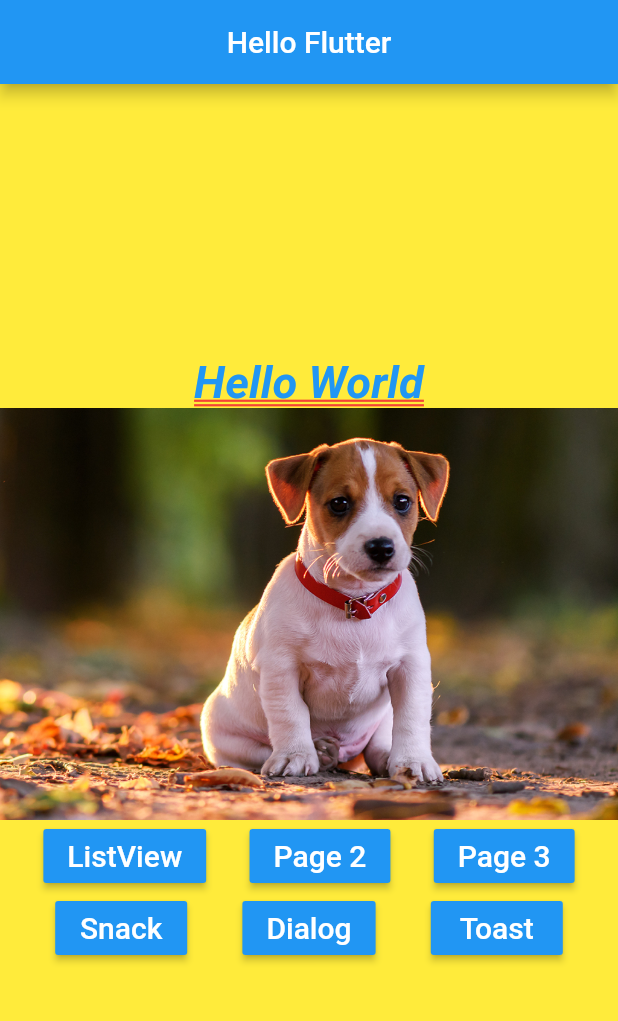
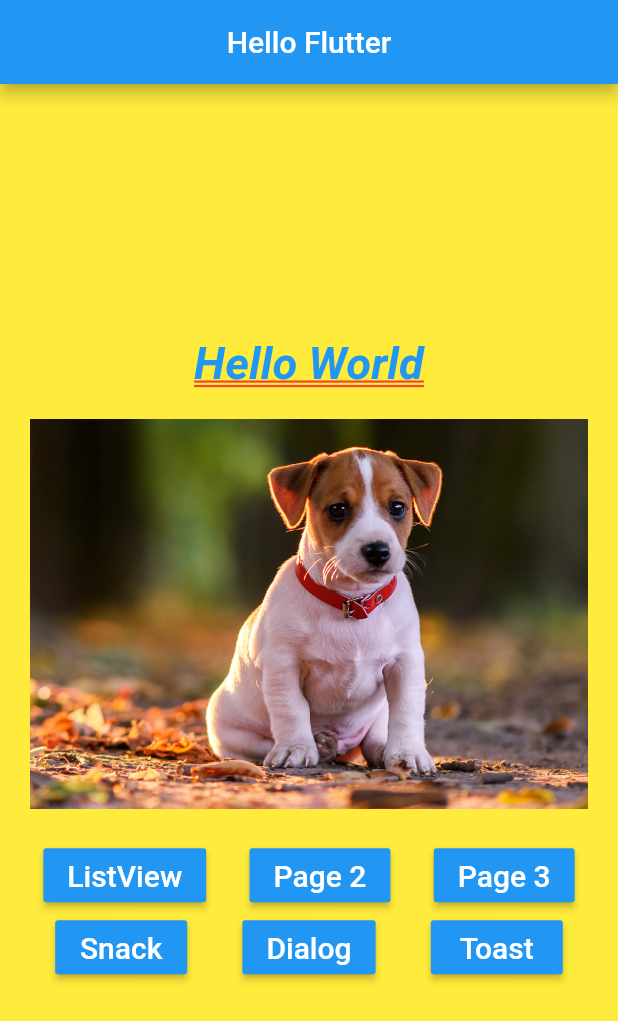
Before and after one commit to mauro-santos/flutter_hello1, a Flutter app: the screen it shows after launch, on a phone screen of 412 x 824 dp. Shown: the top 1021 px of the screen. Run offline on Flutter 3.47's test engine with Material 2 defaults, Android fonts, the phone set to English and light mode, and no system bars.

Commit message:
- PageView: carrossel de imagens e margin: EdgeInsets.all(20).

```diff
--- a/lib/home_page.dart
+++ b/lib/home_page.dart
@@ -22,8 +22,23 @@ class HomePage extends StatelessWidget {
         mainAxisAlignment: MainAxisAlignment.center,
         children: <Widget>[
           _text(),
-          _img(),
+          _pageView(),
           _buttons(),
+        ],
+      ),
+    );
+  }
+
+  Container _pageView() {
+    return Container(
+      height: 300,
+      child: PageView(
+        children: <Widget>[
+          _img("assets/images/dog1.png"),
+          _img("assets/images/dog2.png"),
+          _img("assets/images/dog3.png"),
+          _img("assets/images/dog4.png"),
+          _img("assets/images/dog5.png"),
         ],
       ),
     );
@@ -75,17 +90,22 @@ class HomePage extends StatelessWidget {
   _listImg() {
     return ListView(
       children: <Widget>[
-        _img(),
-        _img(),
-        _img(),
+        _img("assets/images/dog1.png"),
+        _img("assets/images/dog2.png"),
+        _img("assets/images/dog3.png"),
+        _img("assets/images/dog4.png"),
+        _img("assets/images/dog5.png"),
       ],
     );
   }
 
-  _img() {
-    return Image.asset(
-      "assets/images/dog1.png",
-      fit: BoxFit.cover,
+  _img(String img) {
+    return Container(
+      margin: EdgeInsets.all(20),
+      child: Image.asset(
+        img,
+        fit: BoxFit.cover,
+      ),
     );
   }
 
```
